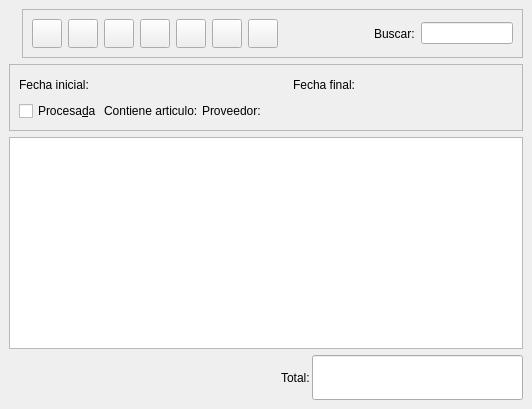
This is bulmages/bulmafact/src/facturasplistbase.ui in eboladev/Bulmages-1 as Qt 5 draws it before an edit. The edited form follows.
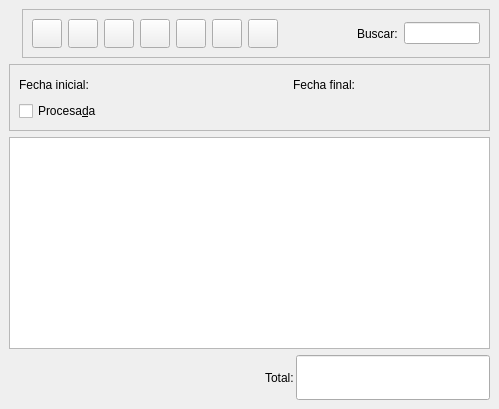
This is the edited form. Icons and pictures are not drawn. Custom widgets are drawn as their Qt base class.

Diff of the .ui file:
```diff
--- a/bulmages/bulmafact/src/facturasplistbase.ui
+++ b/bulmages/bulmafact/src/facturasplistbase.ui
@@ -372,56 +372,10 @@
          </widget>
         </item>
         <item>
-         <spacer>
-          <property name="orientation" >
-           <enum>Qt::Horizontal</enum>
-          </property>
-          <property name="sizeType" >
-           <enum>QSizePolicy::Expanding</enum>
-          </property>
-          <property name="sizeHint" >
-           <size>
-            <width>41</width>
-            <height>20</height>
-           </size>
-          </property>
-         </spacer>
+         <widget class="BusquedaArticulo" native="1" name="m_articulo" />
         </item>
         <item>
-         <widget class="QLabel" name="label7" >
-          <property name="text" >
-           <string>Contiene articulo:</string>
-          </property>
-         </widget>
-        </item>
-        <item>
-         <widget class="BusquedaArticulo" name="m_articulo" />
-        </item>
-        <item>
-         <spacer>
-          <property name="orientation" >
-           <enum>Qt::Horizontal</enum>
-          </property>
-          <property name="sizeType" >
-           <enum>QSizePolicy::Expanding</enum>
-          </property>
-          <property name="sizeHint" >
-           <size>
-            <width>81</width>
-            <height>20</height>
-           </size>
-          </property>
-         </spacer>
-        </item>
-        <item>
-         <widget class="QLabel" name="label6" >
-          <property name="text" >
-           <string>Proveedor:</string>
-          </property>
-         </widget>
-        </item>
-        <item>
-         <widget class="BusquedaProveedor" name="m_proveedor" >
+         <widget class="BusquedaProveedor" native="1" name="m_proveedor" >
           <property name="minimumSize" >
            <size>
             <width>250</width>
@@ -430,22 +384,6 @@
           </property>
          </widget>
         </item>
-        <item>
-         <spacer>
-          <property name="orientation" >
-           <enum>Qt::Horizontal</enum>
-          </property>
-          <property name="sizeType" >
-           <enum>QSizePolicy::Expanding</enum>
-          </property>
-          <property name="sizeHint" >
-           <size>
-            <width>190</width>
-            <height>20</height>
-           </size>
-          </property>
-         </spacer>
-        </item>
        </layout>
       </item>
      </layout>
@@ -515,21 +453,21 @@
  <customwidgets>
   <customwidget>
    <class>BusquedaProveedor</class>
-   <extends></extends>
+   <extends>QWidget</extends>
    <header>busquedaproveedor.h</header>
    <container>0</container>
    <pixmap></pixmap>
   </customwidget>
   <customwidget>
    <class>BusquedaFecha</class>
-   <extends></extends>
+   <extends>QWidget</extends>
    <header>../../../bulmalib/busquedafecha.h</header>
    <container>0</container>
    <pixmap></pixmap>
   </customwidget>
   <customwidget>
    <class>BusquedaArticulo</class>
-   <extends></extends>
+   <extends>QWidget</extends>
    <header>busquedaarticulo.h</header>
    <container>0</container>
    <pixmap></pixmap>
```
Left out of the diff: 15 changed lines with no effect on the pictures.
